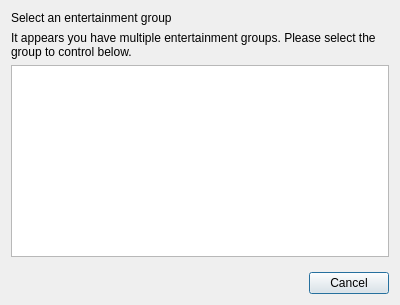
First picture: the form in HueEntertainmentCentre/Qt/entertainmentGroupConnectDialog.ui, repository PropaneDragon/PiHueEntertainment, before the edit.
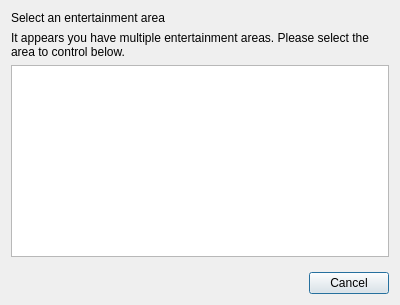
Second picture: the form after the edit.

Diff of the .ui file:
```diff
--- a/HueEntertainmentCentre/Qt/entertainmentGroupConnectDialog.ui
+++ b/HueEntertainmentCentre/Qt/entertainmentGroupConnectDialog.ui
@@ -23,7 +23,7 @@
       </sizepolicy>
      </property>
      <property name="text">
-      <string>Select an entertainment group</string>
+      <string>Select an entertainment area</string>
      </property>
      <property name="wordWrap">
       <bool>true</bool>
@@ -42,7 +42,7 @@
       </sizepolicy>
      </property>
      <property name="text">
-      <string>It appears you have multiple entertainment groups. Please select the group to control below.</string>
+      <string>It appears you have multiple entertainment areas. Please select the area to control below.</string>
      </property>
      <property name="wordWrap">
       <bool>true</bool>
```
Left out of the diff: 2 changed lines with no effect on the pictures.
